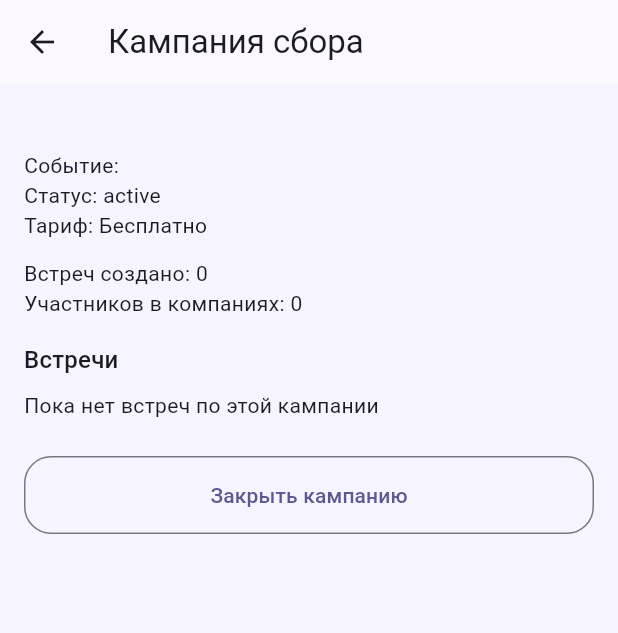
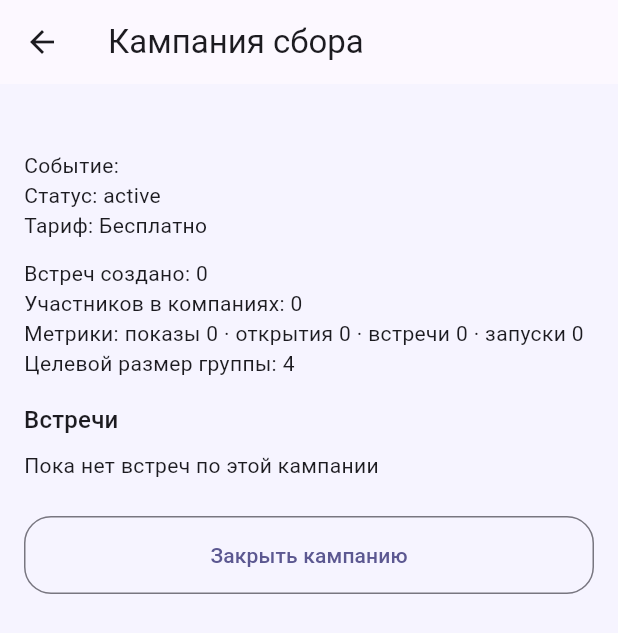
Before and after one commit to kimalexandr/hahaha, a Flutter app: the CampaignDetailPage screen opened directly with empty values, on a phone screen of 412 x 824 dp. Shown: the top 633 px of the screen. Run offline on Flutter 3.47's test engine with Material 3 defaults, Android fonts, the phone set to English and light mode, and no system bars; our stand-ins replace bloc, cached_network_image, cloud_firestore, equatable, firebase_auth, firebase_core and 13 more; accounts and stored records are empty.

Commit message:
feat: campaign feed promo, metrics, and stricter Firestore rules
Promote paid campaigns in the event feed, track soft analytics metrics, enforce billing/target size on create, and allow metric-only updates for signed-in users.

Co-authored-by: Cursor <cursoragent@cursor.com>

```diff
--- a/lib/src/features/meetings/domain/entities/event_meetup_campaign.dart
+++ b/lib/src/features/meetings/domain/entities/event_meetup_campaign.dart
@@ -1,3 +1,48 @@
+class CampaignMetrics {
+  final int impressions;
+  final int detailOpens;
+  final int meetingsLinked;
+  final int launches;
+
+  const CampaignMetrics({
+    this.impressions = 0,
+    this.detailOpens = 0,
+    this.meetingsLinked = 0,
+    this.launches = 0,
+  });
+
+  CampaignMetrics copyWith({
+    int? impressions,
+    int? detailOpens,
+    int? meetingsLinked,
+    int? launches,
+  }) {
+    return CampaignMetrics(
+      impressions: impressions ?? this.impressions,
+      detailOpens: detailOpens ?? this.detailOpens,
+      meetingsLinked: meetingsLinked ?? this.meetingsLinked,
+      launches: launches ?? this.launches,
+    );
+  }
+
+  Map<String, dynamic> toMap() => {
+    'impressions': impressions,
+    'detailOpens': detailOpens,
+    'meetingsLinked': meetingsLinked,
+    'launches': launches,
+  };
+
+  factory CampaignMetrics.fromMap(dynamic raw) {
+    if (raw is! Map) return const CampaignMetrics();
+    return CampaignMetrics(
+      impressions: (raw['impressions'] as num?)?.toInt() ?? 0,
+      detailOpens: (raw['detailOpens'] as num?)?.toInt() ?? 0,
+      meetingsLinked: (raw['meetingsLinked'] as num?)?.toInt() ?? 0,
+      launches: (raw['launches'] as num?)?.toInt() ?? 0,
+    );
+  }
+}
+
 class EventMeetupCampaign {
   final String id;
   final String eventId;
@@ -12,8 +57,10 @@ class EventMeetupCampaign {
   /// free | paid — soft monetization (Premium), без платёжного провайдера.
   final String billingTier;
 
-  /// Продвижение в карточке события (обычно при paid / Premium).
+  /// Продвижение в карточке события / ленте (обычно при paid / Premium).
   final bool promoted;
+
+  final CampaignMetrics metrics;
 
   const EventMeetupCampaign({
     required this.id,
@@ -27,6 +74,7 @@ class EventMeetupCampaign {
     this.status = 'active',
     this.billingTier = 'free',
     this.promoted = false,
+    this.metrics = const CampaignMetrics(),
   });
 
   bool get isActive => status == 'active';
@@ -40,6 +88,8 @@ class EventMeetupCampaign {
     String? status,
     String? billingTier,
     bool? promoted,
+    CampaignMetrics? metrics,
+    int? targetGroupSize,
   }) {
     return EventMeetupCampaign(
       id: id,
@@ -48,11 +98,12 @@ class EventMeetupCampaign {
       organizerId: organizerId,
       title: title,
       createdAt: createdAt,
-      targetGroupSize: targetGroupSize,
+      targetGroupSize: targetGroupSize ?? this.targetGroupSize,
       linkedMeetingIds: linkedMeetingIds ?? this.linkedMeetingIds,
       status: status ?? this.status,
       billingTier: billingTier ?? this.billingTier,
       promoted: promoted ?? this.promoted,
+      metrics: metrics ?? this.metrics,
     );
   }
 
@@ -69,6 +120,7 @@ class EventMeetupCampaign {
       'status': status,
       'billingTier': billingTier,
       'promoted': promoted,
+      'metrics': metrics.toMap(),
     };
   }
 
@@ -92,6 +144,7 @@ class EventMeetupCampaign {
       status: map['status'] as String? ?? 'active',
       billingTier: tier == 'paid' ? 'paid' : 'free',
       promoted: map['promoted'] as bool? ?? tier == 'paid',
+      metrics: CampaignMetrics.fromMap(map['metrics']),
     );
   }
 }
--- a/lib/src/features/meetings/presentation/pages/campaign_detail_page.dart
+++ b/lib/src/features/meetings/presentation/pages/campaign_detail_page.dart
@@ -16,10 +16,12 @@ class CampaignDetailPage extends StatefulWidget {
 class _CampaignDetailPageState extends State<CampaignDetailPage> {
   List<Meeting> _meetings = [];
   bool _loading = true;
+  late EventMeetupCampaign _campaign;
 
   @override
   void initState() {
     super.initState();
+    _campaign = widget.campaign;
     _load();
   }
 
@@ -29,19 +31,21 @@ class _CampaignDetailPageState extends State<CampaignDetailPage> {
         all
             .where(
               (m) =>
-                  m.linkedEventId == widget.campaign.eventId ||
-                  widget.campaign.linkedMeetingIds.contains(m.id),
+                  m.linkedEventId == _campaign.eventId ||
+                  _campaign.linkedMeetingIds.contains(m.id),
             )
             .toList();
+    final fresh = await CampaignRepository().activeForEvent(_campaign.eventId);
     if (!mounted) return;
     setState(() {
+      if (fresh != null) _campaign = fresh;
       _meetings = linked;
       _loading = false;
     });
   }
 
   Future<void> _closeCampaign() async {
-    final updated = widget.campaign.copyWith(status: 'closed');
+    final updated = _campaign.copyWith(status: 'closed');
     await CampaignRepository().upsert(updated);
     if (!mounted) return;
     Navigator.of(context).pop(updated);
@@ -62,20 +66,27 @@ class _CampaignDetailPageState extends State<CampaignDetailPage> {
                 padding: const EdgeInsets.all(16),
                 children: [
                   Text(
-                    widget.campaign.title,
+                    _campaign.title,
                     style: Theme.of(context).textTheme.titleLarge,
                   ),
-                  Text('Событие: ${widget.campaign.eventTitle}'),
-                  Text('Статус: ${widget.campaign.status}'),
-                  Text('Тариф: ${widget.campaign.billingLabelRu}'),
-                  if (widget.campaign.isPromoted)
+                  Text('Событие: ${_campaign.eventTitle}'),
+                  Text('Статус: ${_campaign.status}'),
+                  Text('Тариф: ${_campaign.billingLabelRu}'),
+                  if (_campaign.isPromoted)
                     Text(
-                      'Продвижение на карточке события включено',
+                      'Продвижение на карточке события и в ленте включено',
                       style: Theme.of(context).textTheme.bodySmall,
                     ),
                   const SizedBox(height: 12),
                   Text('Встреч создано: ${_meetings.length}'),
                   Text('Участников в компаниях: $participants'),
+                  Text(
+                    'Метрики: показы ${_campaign.metrics.impressions} · '
+                    'открытия ${_campaign.metrics.detailOpens} · '
+                    'встречи ${_campaign.metrics.meetingsLinked} · '
+                    'запуски ${_campaign.metrics.launches}',
+                  ),
+                  Text('Целевой размер группы: ${_campaign.targetGroupSize}'),
                   const SizedBox(height: 16),
                   Text(
                     'Встречи',
@@ -94,7 +105,7 @@ class _CampaignDetailPageState extends State<CampaignDetailPage> {
                         ),
                       ),
                     ),
-                  if (widget.campaign.isActive) ...[
+                  if (_campaign.isActive) ...[
                     const SizedBox(height: 24),
                     OutlinedButton(
                       onPressed: _closeCampaign,
--- a/lib/src/features/meetings/presentation/pages/create_meeting_page.dart
+++ b/lib/src/features/meetings/presentation/pages/create_meeting_page.dart
@@ -18,6 +18,7 @@ class CreateMeetingPage extends StatefulWidget {
     this.venue,
     this.linkedEvent,
     this.initialKind,
+    this.suggestedMaxParticipants,
   }) : assert(
          venue != null ||
              linkedEvent != null ||
@@ -28,6 +29,7 @@ class CreateMeetingPage extends StatefulWidget {
   final Venue? venue;
   final Event? linkedEvent;
   final MeetingKind? initialKind;
+  final int? suggestedMaxParticipants;
 
   @override
   State<CreateMeetingPage> createState() => _CreateMeetingPageState();
@@ -61,6 +63,10 @@ class _CreateMeetingPageState extends State<CreateMeetingPage> {
       _meetingKind = MeetingKind.event;
       _purpose = MeetingPurpose.activity;
       _format = MeetingFormat.walk;
+      final suggested = widget.suggestedMaxParticipants;
+      if (suggested != null) {
+        _maxParticipants = suggested.clamp(2, 6);
+      }
     } else if (widget.initialKind != null) {
       _meetingKind = widget.initialKind!;
     } else {
```
Also changed, not shown: lib/src/features/home/presentation/pages/home_components.dart (+24 -2 lines), lib/src/features/home/presentation/pages/home_page.dart (+46 -1 lines), lib/src/features/meetings/data/campaign_repository.dart (+71 -7 lines), 2 other files.
